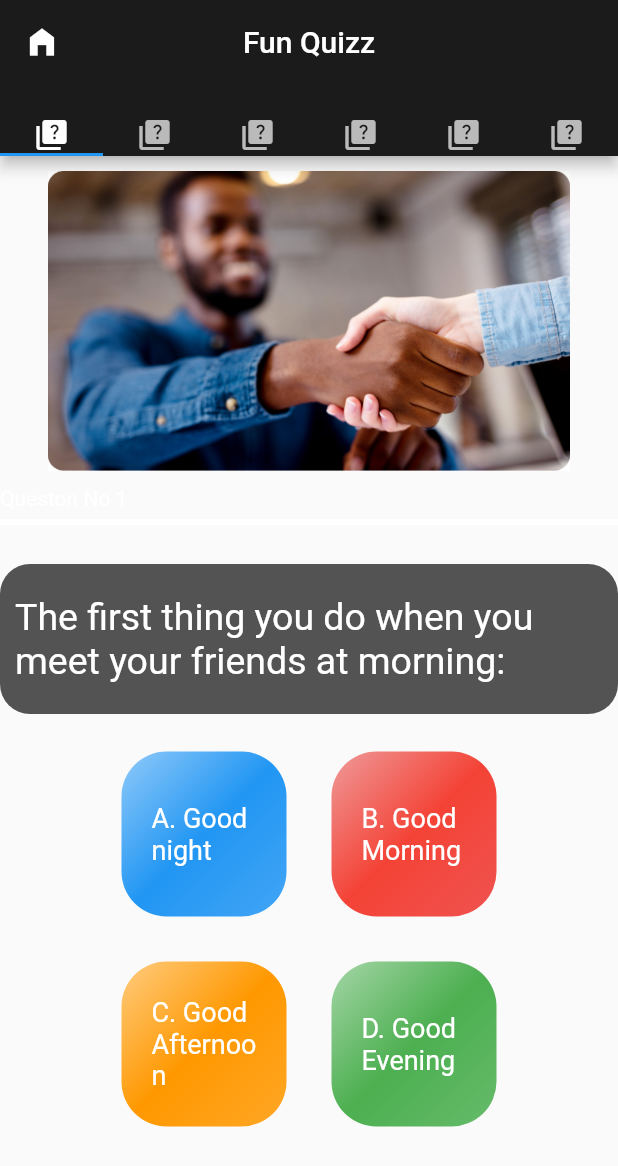
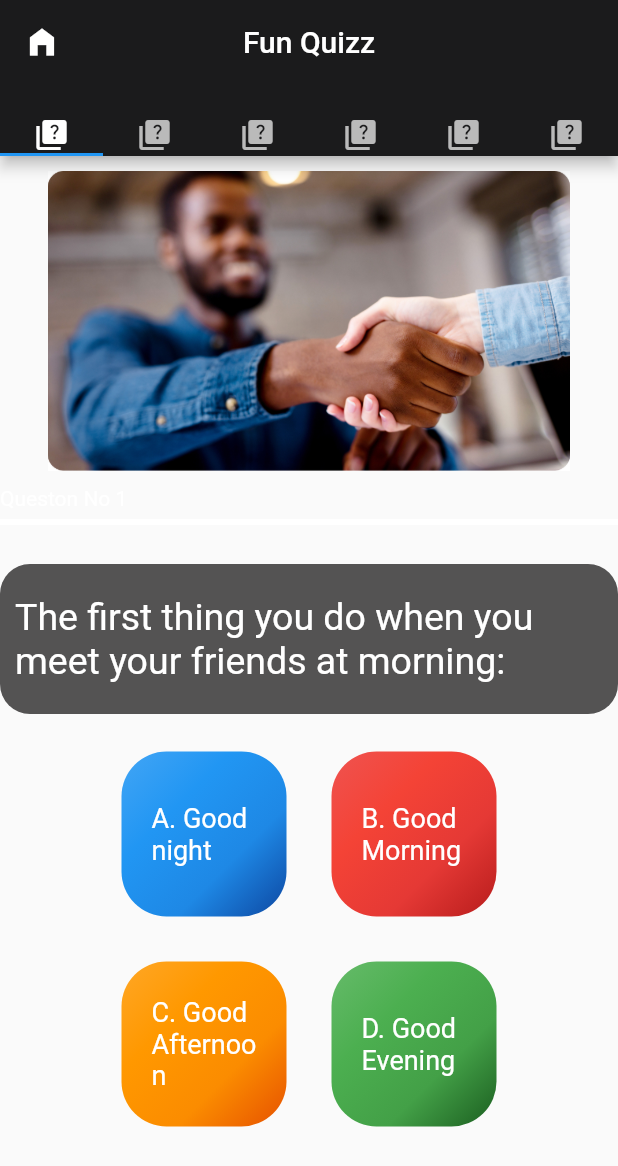
Before and after one commit to mohammad6202/elearningApp, a Flutter app: the Quizz screen opened by its route, on a phone screen of 412 x 824 dp. Shown: the top 1166 px of the screen. Run offline on Flutter 3.47's test engine with Material 2 defaults, Android fonts, the phone set to English and light mode, and no system bars; our stand-ins replace audioplayers, introduction_screen, shared_preferences, video_player; missing offline and left inert: syncfusion_flutter_pdfviewer; accounts and stored records are empty.

Commit message:
Update colors.dart
changed getMaterialColor_BasedOnENum colors

```diff
--- a/lib/shared/colors.dart
+++ b/lib/shared/colors.dart
@@ -25,16 +25,36 @@ class MyColors {
 
   static List<Color> getMaterialColor_BasedOnENum(btn_colors colorname) {
     if (colorname == btn_colors.blue) {
-      return [Colors.blue.shade200, Colors.blue, Colors.blue.shade400];
+      return [
+        Colors.blue.shade400,
+        Colors.blue,
+        Colors.blue.shade600,
+        Colors.blue.shade900,
+      ];
     }
     if (colorname == btn_colors.red) {
-      return [Colors.red.shade200, Colors.red, Colors.red.shade400];
+      return [
+        Colors.red.shade400,
+        Colors.red,
+        Colors.red.shade600,
+        Colors.red.shade900,
+      ];
     }
     if (colorname == btn_colors.green) {
-      return [Colors.green.shade200, Colors.green, Colors.green.shade400];
+      return [
+        Colors.green.shade400,
+        Colors.green,
+        Colors.green.shade600,
+        Colors.green.shade900,
+      ];
     }
     if (colorname == btn_colors.orange) {
-      return [Colors.orange.shade200, Colors.orange, Colors.orange.shade400];
+      return [
+        Colors.orange.shade400,
+        Colors.orange,
+        Colors.orange.shade600,
+        Colors.orange.shade900,
+      ];
     }
     return [];
   }
```
